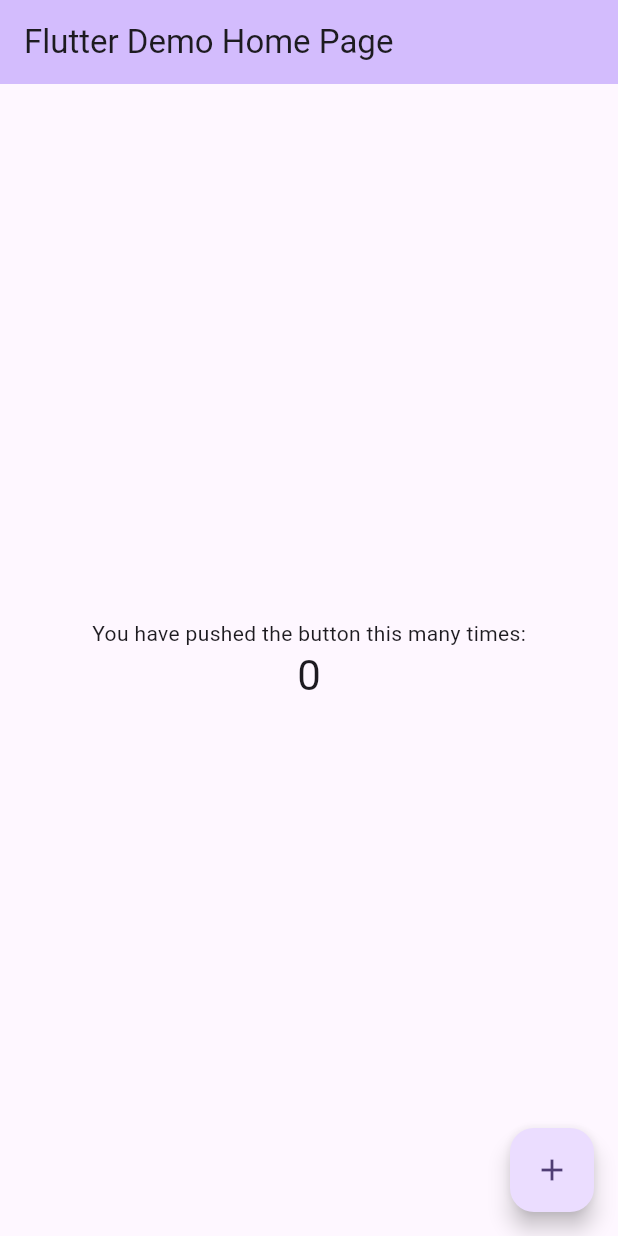
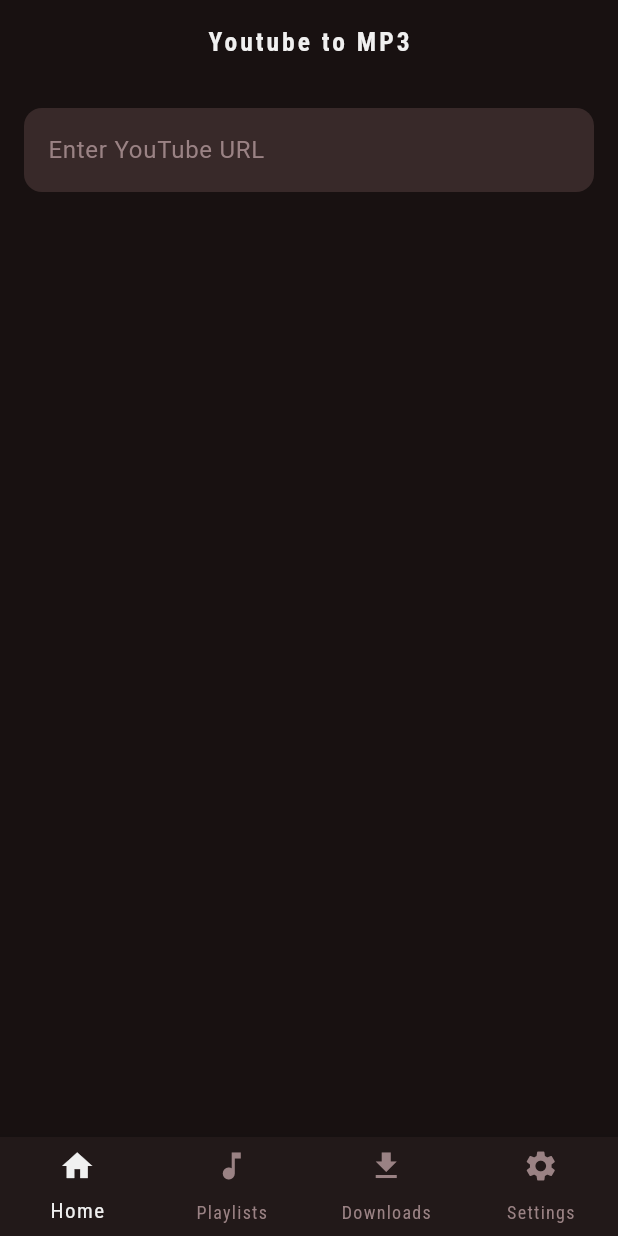
Before and after one commit to MouridIbrahim/soundsnip, a Flutter app: the screen it shows after launch, on a phone screen of 412 x 824 dp. Run offline on Flutter 3.47's test engine with Material 3 defaults, Android fonts, the phone set to English and light mode, and no system bars; our stand-ins replace google_fonts.

Commit message:
first day

```diff
--- a/lib/main.dart
+++ b/lib/main.dart
@@ -1,4 +1,6 @@
 import 'package:flutter/material.dart';
+import 'package:soundsnip/screens/Bottom_bar.dart';
+import 'package:soundsnip/themes.dart';
 
 void main() {
   runApp(const MyApp());
@@ -10,113 +12,11 @@
   // This widget is the root of your application.
   @override
   Widget build(BuildContext context) {
+
     return MaterialApp(
-      title: 'Flutter Demo',
-      theme: ThemeData(
-        // This is the theme of your application.
-        //
-        // TRY THIS: Try running your application with "flutter run". You'll see
-        // the application has a purple toolbar. Then, without quitting the app,
-        // try changing the seedColor in the colorScheme below to Colors.green
-        // and then invoke "hot reload" (save your changes or press the "hot
-        // reload" button in a Flutter-supported IDE, or press "r" if you used
-        // the command line to start the app).
-        //
-        // Notice that the counter didn't reset back to zero; the application
-        // state is not lost during the reload. To reset the state, use hot
-        // restart instead.
-        //
-        // This works for code too, not just values: Most code changes can be
-        // tested with just a hot reload.
-        colorScheme: ColorScheme.fromSeed(seedColor: Colors.deepPurple),
-      ),
-      home: const MyHomePage(title: 'Flutter Demo Home Page'),
+      debugShowCheckedModeBanner: false,
+      theme: primaryTheme,
+      home: BottomBar(),
     );
   }
 }
-
-class MyHomePage extends StatefulWidget {
-  const MyHomePage({super.key, required this.title});
-
-  // This widget is the home page of your application. It is stateful, meaning
-  // that it has a State object (defined below) that contains fields that affect
-  // how it looks.
-
-  // This class is the configuration for the state. It holds the values (in this
-  // case the title) provided by the parent (in this case the App widget) and
-  // used by the build method of the State. Fields in a Widget subclass are
-  // always marked "final".
-
-  final String title;
-
-  @override
-  State<MyHomePage> createState() => _MyHomePageState();
-}
-
-class _MyHomePageState extends State<MyHomePage> {
-  int _counter = 0;
-
-  void _incrementCounter() {
-    setState(() {
-      // This call to setState tells the Flutter framework that something has
-      // changed in this State, which causes it to rerun the build method below
-      // so that the display can reflect the updated values. If we changed
-      // _counter without calling setState(), then the build method would not be
-      // called again, and so nothing would appear to happen.
-      _counter++;
-    });
-  }
-
-  @override
-  Widget build(BuildContext context) {
-    // This method is rerun every time setState is called, for instance as done
-    // by the _incrementCounter method above.
-    //
-    // The Flutter framework has been optimized to make rerunning build methods
-    // fast, so that you can just rebuild anything that needs updating rather
-    // than having to individually change instances of widgets.
-    return Scaffold(
-      appBar: AppBar(
-        // TRY THIS: Try changing the color here to a specific color (to
-        // Colors.amber, perhaps?) and trigger a hot reload to see the AppBar
-        // change color while the other colors stay the same.
-        backgroundColor: Theme.of(context).colorScheme.inversePrimary,
-        // Here we take the value from the MyHomePage object that was created by
-        // the App.build method, and use it to set our appbar title.
-        title: Text(widget.title),
-      ),
-      body: Center(
-        // Center is a layout widget. It takes a single child and positions it
-        // in the middle of the parent.
-        child: Column(
-          // Column is also a layout widget. It takes a list of children and
-          // arranges them vertically. By default, it sizes itself to fit its
-          // children horizontally, and tries to be as tall as its parent.
-          //
-          // Column has various properties to control how it sizes itself and
-          // how it positions its children. Here we use mainAxisAlignment to
-          // center the children vertically; the main axis here is the vertical
-          // axis because Columns are vertical (the cross axis would be
-          // horizontal).
-          //
-          // TRY THIS: Invoke "debug painting" (choose the "Toggle Debug Paint"
-          // action in the IDE, or press "p" in the console), to see the
-          // wireframe for each widget.
-          mainAxisAlignment: MainAxisAlignment.center,
-          children: <Widget>[
-            const Text('You have pushed the button this many times:'),
-            Text(
-              '$_counter',
-              style: Theme.of(context).textTheme.headlineMedium,
-            ),
-          ],
-        ),
-      ),
-      floatingActionButton: FloatingActionButton(
-        onPressed: _incrementCounter,
-        tooltip: 'Increment',
-        child: const Icon(Icons.add),
-      ), // This trailing comma makes auto-formatting nicer for build methods.
-    );
-  }
-}
--- /dev/null
+++ b/lib/screens/Bottom_bar.dart
@@ -0,0 +1,77 @@
+// BottomBar.dart - Clean, simple, just like your todo app
+import 'package:flutter/material.dart';
+import 'package:soundsnip/screens/Download_page.dart';
+import 'package:soundsnip/screens/Home_Page.dart';
+import 'package:soundsnip/screens/Playlist_page.dart';
+import 'package:soundsnip/screens/Settings_Page.dart';
+import 'package:soundsnip/themes.dart';
+
+class BottomBar extends StatefulWidget {
+  const BottomBar({super.key});
+
+  @override
+  State<BottomBar> createState() => _BottomBarState();
+}
+
+class _BottomBarState extends State<BottomBar> {
+  int _currentIndex = 0;
+
+  final List<Widget> _screens = [
+    Homepage(),      // Home Screen
+    PlaylistPage(),  // Playlists
+    DownloadPage(),  // Downloads
+    SettingsPage(),  // Settings
+  ];
+
+  @override
+  Widget build(BuildContext context) {
+    return Scaffold(
+      body: IndexedStack(
+        index: _currentIndex,
+        children: _screens,
+      ),
+      bottomNavigationBar: BottomNavigationBar(
+        currentIndex: _currentIndex,
+        onTap: (index) {
+          setState(() {
+            _currentIndex = index;
+          });
+        },
+        type: BottomNavigationBarType.fixed, // Important for 4 items
+        selectedItemColor: AppColors.textColor,     // From your theme
+        unselectedItemColor: AppColors.lightText,   // From your theme
+        backgroundColor: AppColors.tirthColor,  // Your custom background color
+        items: [
+          BottomNavigationBarItem(
+            icon: Padding(
+              padding: EdgeInsets.only(bottom: 8.0),
+              child: Icon(Icons.home),
+            ),
+            label: 'Home',
+          ),
+          BottomNavigationBarItem(
+            icon: Padding(
+              padding: EdgeInsets.only(bottom: 8.0),
+              child: Icon(Icons.music_note),
+            ),
+            label: 'Playlists',
+          ),
+          BottomNavigationBarItem(
+            icon: Padding(
+              padding: EdgeInsets.only(bottom: 8.0),
+              child: Icon(Icons.download),
+            ),
+            label: 'Downloads',
+          ),
+          BottomNavigationBarItem(
+            icon: Padding(
+              padding: EdgeInsets.only(bottom: 8.0),
+              child: Icon(Icons.settings),
+            ),
+            label: 'Settings',
+          ),
+        ],
+      ),
+    );
+  }
+}
--- /dev/null
+++ b/lib/screens/Download_page.dart
@@ -0,0 +1,15 @@
+import 'package:flutter/material.dart';
+
+class DownloadPage extends StatefulWidget {
+  const DownloadPage({super.key});
+
+  @override
+  State<DownloadPage> createState() => _DownloadPageState();
+}
+
+class _DownloadPageState extends State<DownloadPage> {
+  @override
+  Widget build(BuildContext context) {
+    return const Placeholder();
+  }
+}
--- /dev/null
+++ b/lib/screens/Home_Page.dart
@@ -0,0 +1,44 @@
+import 'package:flutter/material.dart';
+import 'package:soundsnip/shared/StyledText.dart';
+import 'package:soundsnip/themes.dart';
+
+class Homepage extends StatefulWidget {
+  const Homepage({super.key});
+
+  @override
+  State<Homepage> createState() => _HomepageState();
+}
+
+class _HomepageState extends State<Homepage> {
+  @override
+  Widget build(BuildContext context) {
+    return Scaffold(
+      appBar: AppBar(title: StyledHeadline('Youtube to MP3')),
+      body: Padding(
+        padding: EdgeInsets.all(16.0),
+        child: Column(
+          children: [
+            TextField(
+              style: TextStyle(color: AppColors.textColor),
+              decoration: InputDecoration(
+                hintText: 'Enter YouTube URL',
+                border: OutlineInputBorder(
+                  borderRadius: BorderRadius.circular(
+                    12,
+                  ), // 👈 Adjust this value as you like
+                  borderSide:
+                      BorderSide.none, // Keeps no stroke/color around border
+                ),
+                hintStyle: TextStyle(color: AppColors.lightText),
+
+                filled: true,
+                fillColor: AppColors.fourthColor,
+              ),
+              cursorColor: AppColors.textColor,
+            ),
+          ],
+        ),
+      ),
+    );
+  }
+}
--- /dev/null
+++ b/lib/screens/Playlist_page.dart
@@ -0,0 +1,15 @@
+import 'package:flutter/material.dart';
+
+class PlaylistPage extends StatefulWidget {
+  const PlaylistPage({super.key});
+
+  @override
+  State<PlaylistPage> createState() => _PlaylistPageState();
+}
+
+class _PlaylistPageState extends State<PlaylistPage> {
+  @override
+  Widget build(BuildContext context) {
+    return const Placeholder();
+  }
+}
--- /dev/null
+++ b/lib/screens/Settings_Page.dart
@@ -0,0 +1,15 @@
+import 'package:flutter/material.dart';
+
+class SettingsPage extends StatefulWidget {
+  const SettingsPage({super.key});
+
+  @override
+  State<SettingsPage> createState() => _SettingsPageState();
+}
+
+class _SettingsPageState extends State<SettingsPage> {
+  @override
+  Widget build(BuildContext context) {
+    return const Placeholder();
+  }
+}
--- /dev/null
+++ b/lib/shared/StyledText.dart
@@ -0,0 +1,32 @@
+import 'package:flutter/material.dart';
+
+class StyledText extends StatelessWidget {
+  const StyledText(this.text, {super.key});
+  final String text;
+
+  @override
+  Widget build(BuildContext context) {
+    return Text(text, style: Theme.of(context).textTheme.bodyMedium);
+  }
+}
+
+class StyledHeadline extends StatelessWidget {
+  const StyledHeadline(this.text, {super.key});
+  final String text;
+
+  @override
+  Widget build(BuildContext context) {
+    return Text(text,
+        style: Theme.of(context).textTheme.headlineMedium);
+  }
+}
+
+class StyledTitle extends StatelessWidget {
+  const StyledTitle(this.text, {super.key});
+  final String text;
+
+  @override
+  Widget build(BuildContext context) {
+    return Text(text, style: Theme.of(context).textTheme.titleMedium);
+  }
+}
--- /dev/null
+++ b/lib/themes.dart
@@ -0,0 +1,53 @@
+import 'package:flutter/material.dart';
+import 'package:google_fonts/google_fonts.dart';
+
+class AppColors {
+  // Primary colors (brand colors)
+  static const Color primaryColor = Color(0xFFE92932);
+  static const Color secondaryColor = Color(0xFF181111); // Nice blue
+
+  // Text colors
+  static const Color textColor = Color.fromRGBO(240, 240, 240, 1);
+  static const Color lightText = Color(0xFF9A8284);
+  static const Color tirthColor = Color(0xFF221919);
+  static const Color fourthColor = Color(0xFF382929);
+}
+
+ThemeData primaryTheme = ThemeData(
+  //seed
+  colorScheme: ColorScheme.fromSeed(seedColor: AppColors.primaryColor),
+
+  //scaffold color
+  scaffoldBackgroundColor: AppColors.secondaryColor,
+
+  //AppBar theme
+  appBarTheme: AppBarTheme(
+    backgroundColor: AppColors.secondaryColor,
+    foregroundColor: AppColors.textColor,
+    centerTitle: true,
+  ),
+
+  //text theme
+  textTheme: TextTheme(
+    bodyMedium: GoogleFonts.robotoCondensed(
+      color: AppColors.textColor,
+      fontSize: 16,
+      letterSpacing: 1,
+    ),
+
+    headlineMedium: GoogleFonts.robotoCondensed(
+      color: AppColors.textColor,
+      fontSize: 17,
+      fontWeight: FontWeight.bold,
+      letterSpacing: 2,
+    ),
+    titleMedium: GoogleFonts.robotoCondensed(
+      color: AppColors.lightText,
+      fontSize: 17,
+      fontWeight: FontWeight.bold,
+      letterSpacing: 2,
+    ),
+  ),
+
+  cardTheme: CardThemeData(color: AppColors.secondaryColor),
+);
--- a/pubspec.yaml
+++ b/pubspec.yaml
@@ -35,7 +35,7 @@
   # Use with the CupertinoIcons class for iOS style icons.
   cupertino_icons: ^1.0.8
   http: ^1.4.0
-
+  google_fonts: ^6.2.1
 dev_dependencies:
   flutter_test:
     sdk: flutter
```
Also changed, not shown: pubspec.lock.
